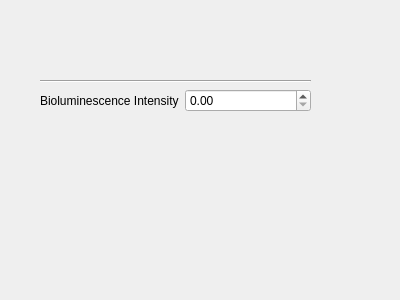
First picture: the form in form/algaepropertywidget.ui, repository IdrisMiles/FluBS, before the edit.
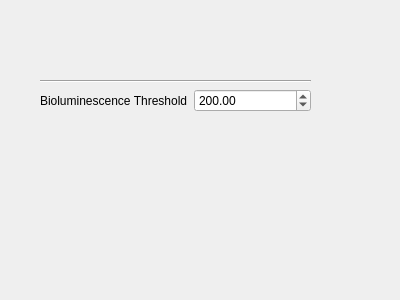
Second picture: the form after the edit.

Commit message: added bio threshold to ui

```diff
--- a/form/algaepropertywidget.ui
+++ b/form/algaepropertywidget.ui
@@ -24,7 +24,14 @@
    </property>
    <layout class="QGridLayout" name="gridLayout">
     <item row="1" column="1">
-     <widget class="QDoubleSpinBox" name="bioIntensity"/>
+     <widget class="QDoubleSpinBox" name="bioThreshold">
+      <property name="maximum">
+       <double>1000.000000000000000</double>
+      </property>
+      <property name="value">
+       <double>200.000000000000000</double>
+      </property>
+     </widget>
     </item>
     <item row="0" column="0" colspan="2">
      <widget class="Line" name="line">
@@ -36,7 +43,7 @@
     <item row="1" column="0">
      <widget class="QLabel" name="bioIntensityLabel">
       <property name="text">
-       <string>Bioluminescence Intensity</string>
+       <string>Bioluminescence Threshold</string>
       </property>
      </widget>
     </item>
```
Left out of the diff: 2 changed lines with no effect on the pictures. The commit also changes 13 other files.
